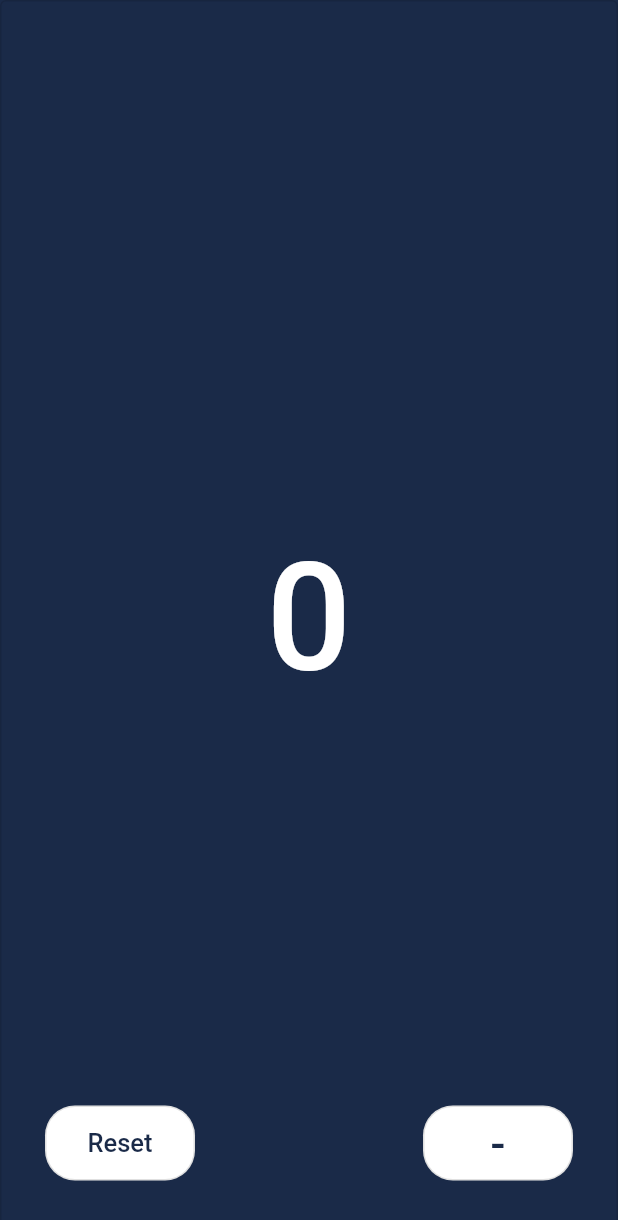
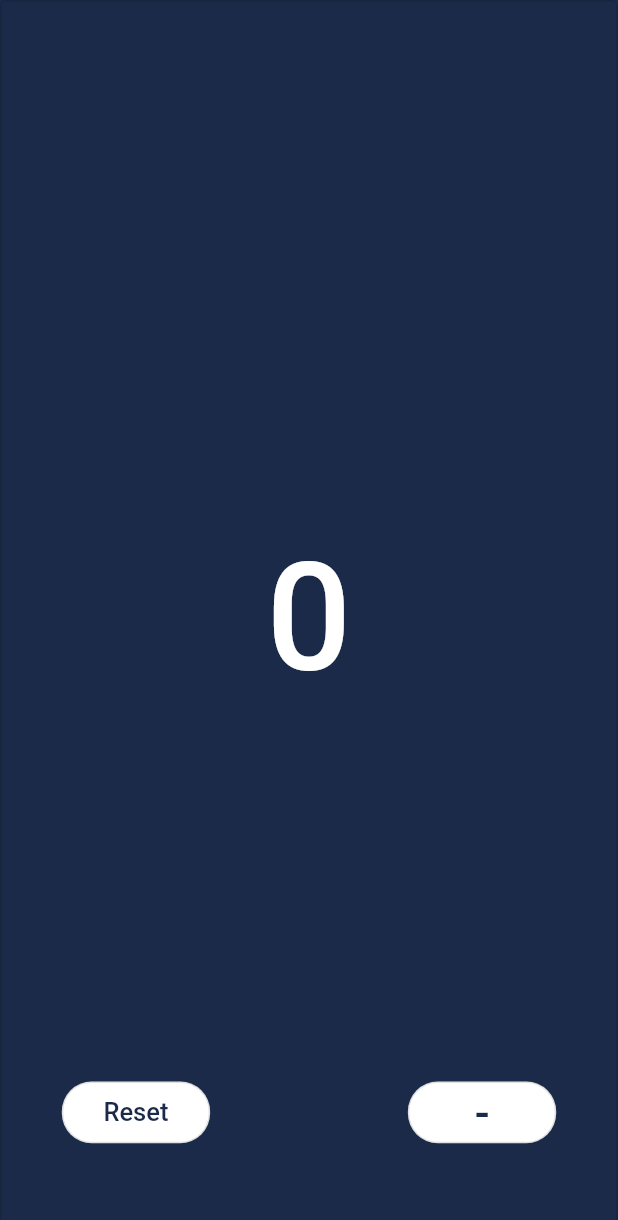
Before and after one commit to haram22/counter_app, a Flutter app: the screen it shows after launch, on a phone screen of 412 x 824 dp. Shown: the top 1220 px of the screen. Run offline on Flutter 3.47's test engine with Material 2 defaults, Android fonts, the phone set to English and light mode, and no system bars.

Commit message:
edit padding for other size

```diff
--- a/lib/home.dart
+++ b/lib/home.dart
@@ -11,6 +11,7 @@ class _homePageState extends State<homePage> {
   int count = 0;
   @override
   Widget build(BuildContext context) {
+    final Size size = MediaQuery.of(context).size;
     return Scaffold(
       backgroundColor: Color(0xff1A2A48),
       body: Stack(children: [
@@ -31,13 +32,16 @@ class _homePageState extends State<homePage> {
           ),
         ),
         Padding(
-          padding: EdgeInsets.only(top: 700.0, left: 30, right: 30),
+          padding: EdgeInsets.only(
+              top: size.height * 0.8,
+              left: size.width * 0.1,
+              right: size.width * 0.1),
           child: Center(
             child: Row(
               children: [
                 SizedBox(
-                  height: 50,
-                  width: 100,
+                  height: size.height * 0.05,
+                  width: size.height * 0.12,
                   child: OutlinedButton(
                     onPressed: () {
                       setState(() {
@@ -57,8 +61,8 @@ class _homePageState extends State<homePage> {
                 ),
                 Spacer(),
                 SizedBox(
-                  height: 50,
-                  width: 100,
+                  height: size.height * 0.05,
+                  width: size.height * 0.12,
                   child: OutlinedButton(
                     onPressed: () {
                       setState(() {
--- a/lib/main.dart
+++ b/lib/main.dart
@@ -13,6 +13,7 @@ class MyApp extends StatelessWidget {
   @override
   Widget build(BuildContext context) {
     return MaterialApp(
+      debugShowCheckedModeBanner: false,
       title: 'Flutter Demo',
       theme: ThemeData(
         primarySwatch: Colors.blue,
```
